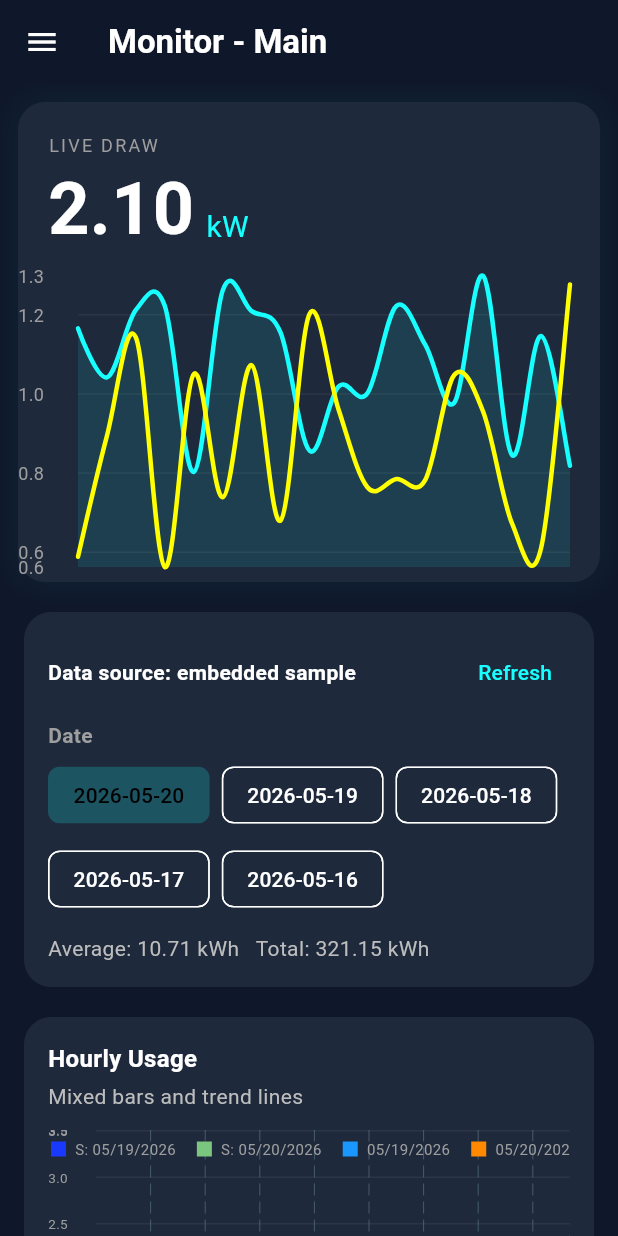
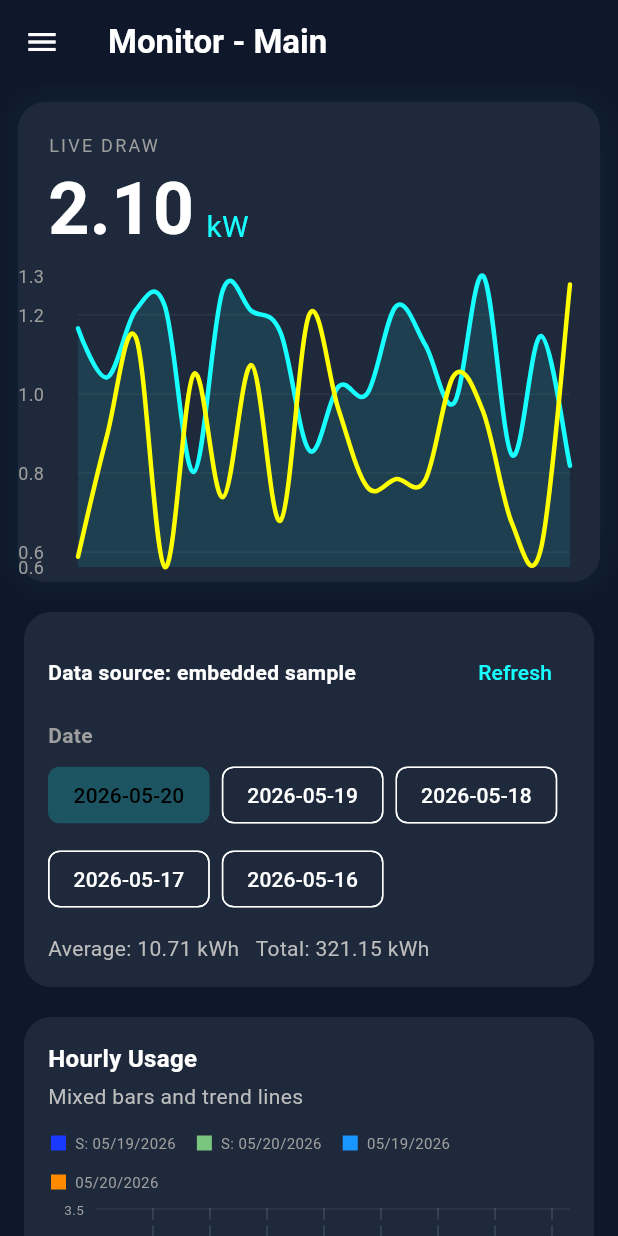
Before and after one commit to Hidedeath/geckotask1, a Flutter app: the screen it shows after launch, on a phone screen of 412 x 824 dp. Run offline on Flutter 3.47's test engine with Material 3 defaults, Android fonts, the light colour scheme and no system bars; drawn by our look-alikes of fl_chart.

Commit message:
update chart

```diff
--- a/lib/dashboard.dart
+++ b/lib/dashboard.dart
@@ -472,12 +472,34 @@ class _DashboardPageState extends State<DashboardPage> {
         final isCompact = constraints.maxWidth < 520;
         final labels = data.labels;
         final maxY = _chartMax([...data.hourlyBar, ...data.hourlyBar2]);
-        final chartWidth = constraints.maxWidth > 760
-            ? constraints.maxWidth
+        final axisWidth = isCompact ? 32.0 : 40.0;
+        final chartViewportWidth = constraints.maxWidth - axisWidth;
+        final chartWidth = chartViewportWidth > 760
+            ? chartViewportWidth
             : 760.0;
+        final chartHeight = isCompact ? 240.0 : 320.0;
         return _panel(
           title: 'Hourly Usage',
           subtitle: 'Mixed bars and trend lines',
+          child: Column(
+            crossAxisAlignment: CrossAxisAlignment.stretch,
+            children: [
+              _chartLegend(compact: isCompact),
+              const SizedBox(height: 8),
+              SizedBox(
+                height: chartHeight,
+                child: Row(
+                  crossAxisAlignment: CrossAxisAlignment.stretch,
+                  children: [
+                    _fixedYAxis(
+                      maxY: maxY,
+                      width: axisWidth,
+                      bottomReserved: isCompact ? 22 : 28,
+                      interval: 0.5,
+                      decimals: 1,
+                      compact: isCompact,
+                    ),
+                    Expanded(
                       child: Scrollbar(
                         controller: _hourlyScrollController,
                         thumbVisibility: true,
@@ -486,7 +508,7 @@ class _DashboardPageState extends State<DashboardPage> {
                           scrollDirection: Axis.horizontal,
                           child: SizedBox(
                             width: chartWidth,
-                height: isCompact ? 240 : 320,
+                            height: chartHeight,
                             child: Stack(
                               children: [
                                 BarChart(
@@ -519,14 +541,16 @@ class _DashboardPageState extends State<DashboardPage> {
                                               toY: y,
                                               color: const Color(0xFF1997FF),
                                               width: isCompact ? 6 : 8,
-                                  borderRadius: BorderRadius.circular(2),
+                                              borderRadius:
+                                                  BorderRadius.circular(2),
                                             ),
                                           if (_showSelectedBar)
                                             BarChartRodData(
                                               toY: y2,
                                               color: const Color(0xFFFF8A00),
                                               width: isCompact ? 6 : 8,
-                                  borderRadius: BorderRadius.circular(2),
+                                              borderRadius:
+                                                  BorderRadius.circular(2),
                                             ),
                                         ],
                                       );
@@ -535,6 +559,7 @@ class _DashboardPageState extends State<DashboardPage> {
                                       labels,
                                       step: isCompact ? 3 : 1,
                                       compact: isCompact,
+                                      showLeft: false,
                                     ),
                                   ),
                                 ),
@@ -581,16 +606,16 @@ class _DashboardPageState extends State<DashboardPage> {
                                     ],
                                   ),
                                 ),
-                    Positioned(
-                      top: 4,
-                      left: 0,
-                      right: 0,
-                      child: _chartLegend(compact: isCompact),
+                              ],
+                            ),
+                          ),
+                        ),
+                      ),
                     ),
                   ],
                 ),
               ),
-            ),
+            ],
           ),
         );
       },
@@ -615,9 +640,27 @@ class _DashboardPageState extends State<DashboardPage> {
         final chartWidth = constraints.maxWidth > data.dailyUsed.length * 38.0
             ? constraints.maxWidth
             : data.dailyUsed.length * 38.0;
+        final axisWidth = isCompact ? 34.0 : 40.0;
+        final chartHeight = isCompact ? 220.0 : 280.0;
         return _panel(
           title: 'Daily Usage',
           subtitle: 'Recent days and live reading trend',
+          child: SizedBox(
+            height: chartHeight,
+            child: Stack(
+              children: [
+                Row(
+                  crossAxisAlignment: CrossAxisAlignment.stretch,
+                  children: [
+                    _fixedYAxis(
+                      maxY: maxY,
+                      width: axisWidth,
+                      bottomReserved: (isCompact ? 22 : 28) + 18,
+                      interval: 5,
+                      decimals: 0,
+                      compact: isCompact,
+                    ),
+                    Expanded(
                       child: Scrollbar(
                         controller: _dailyScrollController,
                         thumbVisibility: true,
@@ -626,7 +669,7 @@ class _DashboardPageState extends State<DashboardPage> {
                           scrollDirection: Axis.horizontal,
                           child: SizedBox(
                             width: chartWidth,
-                height: isCompact ? 220 : 280,
+                            height: chartHeight,
                             child: Stack(
                               children: [
                                 Padding(
@@ -644,7 +687,9 @@ class _DashboardPageState extends State<DashboardPage> {
                                         ),
                                       ),
                                       borderData: FlBorderData(show: false),
-                          barGroups: List.generate(data.dailyUsed.length, (i) {
+                                      barGroups: List.generate(
+                                        data.dailyUsed.length,
+                                        (i) {
                                           return BarChartGroupData(
                                             x: i,
                                             barRods: [
@@ -657,11 +702,13 @@ class _DashboardPageState extends State<DashboardPage> {
                                               ),
                                             ],
                                           );
-                          }),
+                                        },
+                                      ),
                                       titlesData: _dayTitles(
                                         data.dailyUsed,
                                         step: isCompact ? 3 : 1,
                                         compact: isCompact,
+                                        showLeft: false,
                                       ),
                                     ),
                                   ),
@@ -693,6 +740,14 @@ class _DashboardPageState extends State<DashboardPage> {
                                     ),
                                   ),
                                 ),
+                              ],
+                            ),
+                          ),
+                        ),
+                      ),
+                    ),
+                  ],
+                ),
                 Positioned(
                   right: 2,
                   bottom: 0,
@@ -706,8 +761,6 @@ class _DashboardPageState extends State<DashboardPage> {
                   ),
                 ),
               ],
-                ),
-              ),
             ),
           ),
         );
@@ -808,11 +861,12 @@ class _DashboardPageState extends State<DashboardPage> {
     List<String> labels, {
     int step = 1,
     bool compact = false,
+    bool showLeft = true,
   }) {
     return FlTitlesData(
       leftTitles: AxisTitles(
         sideTitles: SideTitles(
-          showTitles: true,
+          showTitles: showLeft,
           reservedSize: compact ? 32 : 40,
           getTitlesWidget: (v, m) => v == 0
               ? const SizedBox.shrink()
@@ -854,11 +908,12 @@ class _DashboardPageState extends State<DashboardPage> {
     List<Map<String, dynamic>> dailyUsed, {
     int step = 1,
     bool compact = false,
+    bool showLeft = true,
   }) {
     return FlTitlesData(
       leftTitles: AxisTitles(
         sideTitles: SideTitles(
-          showTitles: true,
+          showTitles: showLeft,
           reservedSize: compact ? 34 : 40,
           getTitlesWidget: (v, m) => v == 0
               ? const SizedBox.shrink()
@@ -894,6 +949,46 @@ class _DashboardPageState extends State<DashboardPage> {
       ),
       rightTitles: const AxisTitles(sideTitles: SideTitles(showTitles: false)),
       topTitles: const AxisTitles(sideTitles: SideTitles(showTitles: false)),
+    );
+  }
+
+  Widget _fixedYAxis({
+    required double maxY,
+    required double width,
+    required double bottomReserved,
+    required double interval,
+    required int decimals,
+    bool compact = false,
+  }) {
+    final labels = <double>[];
+    for (var value = interval; value <= maxY; value += interval) {
+      labels.add(value);
+    }
+
+    return SizedBox(
+      width: width,
+      child: LayoutBuilder(
+        builder: (context, constraints) {
+          final plotHeight = constraints.maxHeight - bottomReserved;
+          return Stack(
+            clipBehavior: Clip.none,
+            children: labels.map((value) {
+              final top = ((maxY - value) / maxY * plotHeight) - 6;
+              return Positioned(
+                top: top,
+                right: 8,
+                child: Text(
+                  value.toStringAsFixed(decimals),
+                  style: TextStyle(
+                    fontSize: compact ? 9 : 10,
+                    color: Colors.grey,
+                  ),
+                ),
+              );
+            }).toList(),
+          );
+        },
+      ),
     );
   }
 
```
Lines whose indentation alone changed are shown as unchanged.
